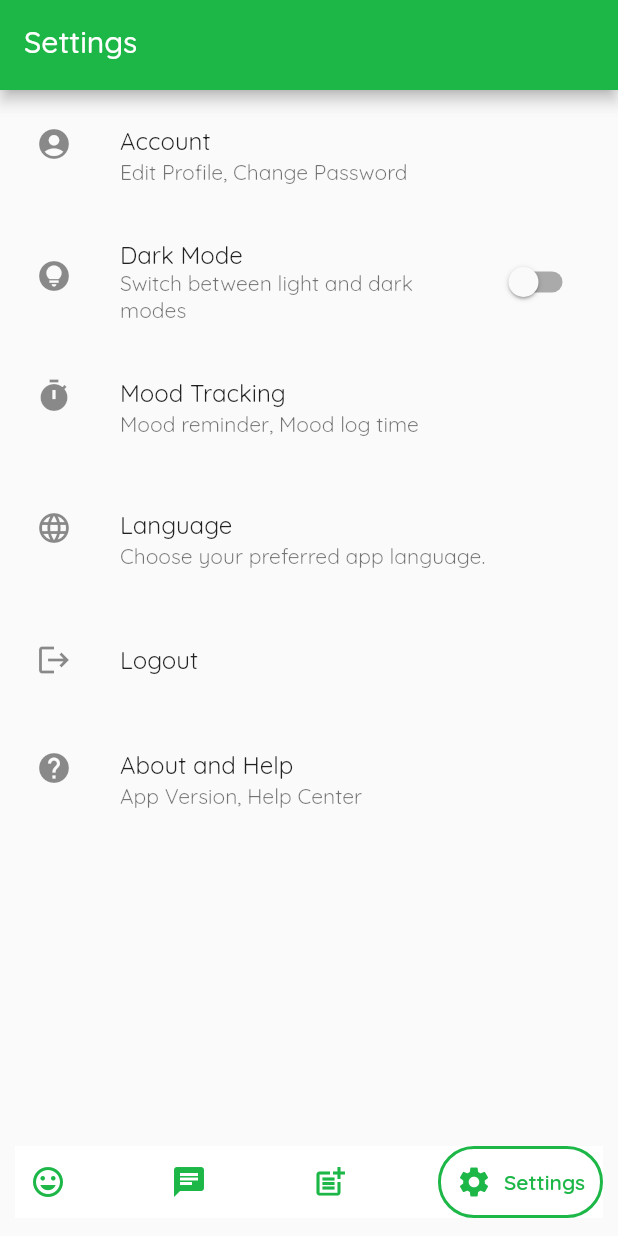
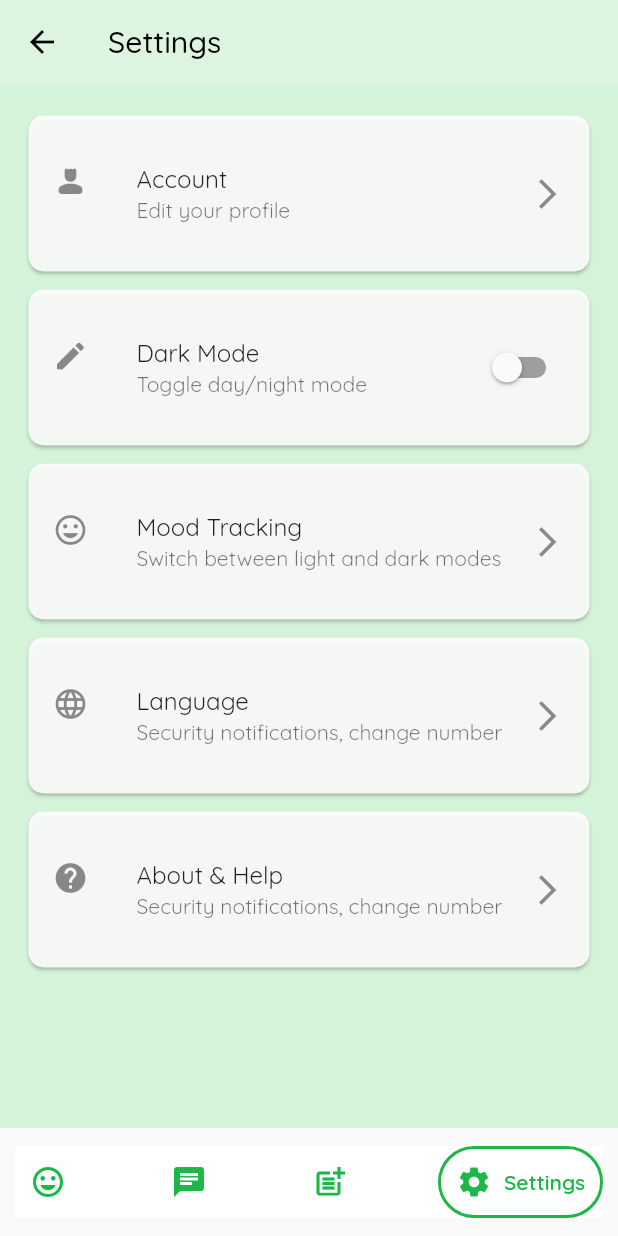
Before and after one commit to Mood-Fixing-App/MoodUp, a Flutter app: the DashboardScreen screen opened directly, item 4 of the bottom bar chosen, on a phone screen of 412 x 824 dp. Run offline on Flutter 3.47's test engine with Material 2 defaults, Android fonts, the light colour scheme and no system bars; drawn by our look-alikes of google_nav_bar; our stand-ins replace flutter_chat_types, flutter_chat_ui, font_awesome_flutter, get, google_fonts, shared_preferences and 1 more; accounts and stored records are empty.

Commit message:
add setting screen and set log out feature

```diff
--- a/lib/main.dart
+++ b/lib/main.dart
@@ -10,6 +10,7 @@ import 'package:moodup/src/features/register/screens/register_screen.dart';
 import 'package:moodup/src/features/login/controllers/login_controller.dart';
 import 'package:moodup/src/features/dashboard/screens/dashboard_screen.dart';
 import 'package:moodup/src/features/register/controllers/register_controller.dart';
+import 'package:moodup/src/features/dashboard/controllers/dashboard_controller.dart';
 import 'package:moodup/src/features/forgot_password/screens/forgot_password_screen.dart';
 import 'package:moodup/src/features/login_or_register/screens/login_or_register_screen.dart';
 
@@ -36,6 +37,7 @@ class MainApp extends StatelessWidget {
 
     Get.lazyPut(()=>LoginController(),tag: 'login',fenix: true);
     Get.lazyPut(()=>RegisterController(),tag: 'register',fenix: true);
+    Get.lazyPut(()=>DashboardController(),tag: 'dashboard',fenix: true);
 
     return GetMaterialApp(
       debugShowCheckedModeBanner: false,
--- /dev/null
+++ b/lib/src/features/dashboard/controllers/dashboard_controller.dart
@@ -0,0 +1,29 @@
+import 'package:get/get.dart';
+import 'package:flutter/material.dart';
+import 'package:flutter/foundation.dart';
+import 'package:shared_preferences/shared_preferences.dart';
+
+class DashboardController extends GetxController {
+  RxInt selectedIndex = 0.obs;
+  PageController pageController = PageController(initialPage: 0);
+
+  @override
+  void onInit() {
+    super.onInit();
+    emailShared();
+  }
+
+  // Function to change the selected tab
+  onTabChange(int index) {
+    selectedIndex.value = index;
+    pageController.jumpToPage(selectedIndex.value);
+  }
+
+  void emailShared() async {
+    SharedPreferences prefs = await SharedPreferences.getInstance();
+    var email = prefs.getString('email');
+    if (kDebugMode) {
+      print(email);
+    }
+  }
+}
--- a/lib/src/features/dashboard/screens/dashboard_screen.dart
+++ b/lib/src/features/dashboard/screens/dashboard_screen.dart
@@ -1,10 +1,14 @@
+import 'package:get/get.dart';
 import 'package:flutter/material.dart';
 import 'package:moodup/src/constants/colors.dart';
 import 'package:google_nav_bar/google_nav_bar.dart';
 import 'package:moodup/src/features/mood/screens/mood.dart';
 import 'package:moodup/src/features/post/screens/post.dart';
+import 'package:shared_preferences/shared_preferences.dart';
 import 'package:moodup/src/features/consult/screens/consult.dart';
 import 'package:moodup/src/features/settings/screens/settings_page.dart';
+import 'package:moodup/src/features/settings/screens/setting_screen.dart';
+import 'package:moodup/src/features/dashboard/controllers/dashboard_controller.dart';
 
 class DashboardScreen extends StatefulWidget {
   const DashboardScreen({Key? key}) : super(key: key);
@@ -14,27 +18,20 @@ class DashboardScreen extends StatefulWidget {
 }
 
 class _DashboardScreenState extends State<DashboardScreen> {
-  int _selectedIndex = 0; // Current selected tab index
-  final PageController _pageController = PageController(initialPage: 0);
-
-  // Function to change the selected tab
-  void _onTabChange(int index) {
-    setState(() {
-      _selectedIndex = index;
-    });
-    _pageController.jumpToPage(index);
-  }
+  DashboardController controller =
+      Get.find<DashboardController>(tag: 'dashboard');
 
   @override
   Widget build(BuildContext context) {
-    return Scaffold(
+    return Obx(
+      () => Scaffold(
         body: PageView(
-        controller: _pageController,
+          controller: controller.pageController,
           children: const [
             MoodPage(),
             ConsultPage(),
             PostPage(),
-          SettingsPage(),
+            SettingScreen(),
           ],
         ),
         bottomNavigationBar: Padding(
@@ -48,9 +45,9 @@ class _DashboardScreenState extends State<DashboardScreen> {
               width: 2.0, // Set the tab border width as needed
             ),
             gap: 8,
-          onTabChange: _onTabChange,
+            onTabChange: (index) => controller.onTabChange(index),
             padding: const EdgeInsets.all(10),
-          selectedIndex: _selectedIndex,
+            selectedIndex: controller.selectedIndex.value,
             tabs: const [
               GButton(
                 icon: Icons.mood,
@@ -71,6 +68,7 @@ class _DashboardScreenState extends State<DashboardScreen> {
             ],
           ),
         ),
+      ),
     );
   }
 }
--- a/lib/src/features/login/controllers/login_controller.dart
+++ b/lib/src/features/login/controllers/login_controller.dart
@@ -3,6 +3,8 @@ import 'package:get/get.dart';
 import 'package:flutter/material.dart';
 import 'package:http/http.dart' as http;
 import 'package:flutter/foundation.dart';
+import 'package:shared_preferences/shared_preferences.dart';
+import 'package:moodup/src/features/register/models/user.dart';
 import 'package:moodup/src/features/dashboard/screens/dashboard_screen.dart';
 
 class LoginController extends GetxController {
@@ -12,6 +14,7 @@ class LoginController extends GetxController {
   var email = '';
   var password = '';
   var isLoading = false.obs;
+  var user = User().obs;
 
   @override
   void onInit() {
@@ -73,6 +76,9 @@ class LoginController extends GetxController {
     );
 
     if (response.statusCode == 200) {
+      final SharedPreferences prefs = await SharedPreferences.getInstance();
+      prefs.setString('email', email);
+
       Get.offAll(() => const DashboardScreen());
     } else {
       Get.snackbar(
--- a/lib/src/features/mood/screens/mood.dart
+++ b/lib/src/features/mood/screens/mood.dart
@@ -29,7 +29,7 @@ class _MoodPageState extends State<MoodPage> {
                     crossAxisAlignment: CrossAxisAlignment.start,
                     children: [
                       Text(
-                        'User.name',
+                        "Hi,Hashan",
                         style: TextStyle(
                           color: kWhite,
                           fontSize: 24,
--- a/lib/src/features/register/models/user.dart
+++ b/lib/src/features/register/models/user.dart
@@ -2,21 +2,20 @@ import 'dart:convert';
 // To parse this JSON data, do
 //
 //     final user = userFromJson(jsonString);
-
 
 User userFromJson(String str) => User.fromJson(json.decode(str));
 
 String userToJson(User data) => json.encode(data.toJson());
 
 class User {
-    String email;
-    String password;
-    String name;
+  String? email;
+  String? password;
+  String? name;
 
   User({
-        required this.email,
-        required this.password,
-        required this.name,
+    this.email,
+    this.password,
+    this.name,
   });
 
   User copyWith({
--- /dev/null
+++ b/lib/src/features/settings/screens/setting_screen.dart
@@ -0,0 +1,153 @@
+import 'package:get/get.dart';
+import 'package:flutter/material.dart';
+import 'package:moodup/src/features/settings/screens/setting%20navigations/help.dart';
+import 'package:moodup/src/features/settings/screens/setting%20navigations/privacy.dart';
+import 'package:moodup/src/features/settings/screens/setting%20navigations/language.dart';
+import 'package:moodup/src/features/settings/screens/setting%20navigations/newAccount.dart';
+// ignore: file_names
+
+
+class Setting {
+  final String title;
+  final String subtitle;
+  final bool isToggleable;
+  final IconData icon;
+
+  const Setting({
+    required this.title,
+    required this.icon,
+    required this.subtitle,
+    this.isToggleable = false,
+  });
+}
+
+class SettingScreen extends StatefulWidget {
+  const SettingScreen({super.key});
+
+  @override
+  // ignore: library_private_types_in_public_api
+  _SettingScreenState createState() => _SettingScreenState();
+}
+
+class _SettingScreenState extends State<SettingScreen> {
+  bool isNightMode = false;
+
+  static List<Setting> settings = [
+    const Setting(
+        title: 'Account',
+        subtitle: 'Edit your profile',
+        icon: Icons.person_4_rounded),
+    const Setting(
+      title: 'Dark Mode',
+      subtitle: 'Toggle day/night mode',
+      isToggleable: true,
+      icon: Icons.mode,
+    ),
+    const Setting(
+        title: 'Mood Tracking',
+        subtitle: 'Switch between light and dark modes',
+        icon: Icons.mood),
+    const Setting(
+        title: 'Language',
+        subtitle: 'Security notifications, change number',
+        icon: Icons.language),
+    const Setting(
+        title: 'About & Help',
+        subtitle: 'Security notifications, change number',
+        icon: Icons.help),
+
+    // ... other settings
+  ];
+
+  @override
+  Widget build(BuildContext context) {
+    return Scaffold(
+      backgroundColor: const Color.fromARGB(255, 212, 243, 216),
+      appBar: AppBar(
+        iconTheme: const IconThemeData(color: Colors.black),
+        backgroundColor:
+            const Color.fromARGB(255, 255, 255, 255).withOpacity(0.2),
+        elevation: 0,
+        title: const Text(
+          'Settings',
+          style: TextStyle(color: Color.fromARGB(255, 0, 0, 0)),
+        ),
+      ),
+      body: Padding(
+        padding: const EdgeInsets.all(15.0),
+        child: ListView.builder(
+          itemCount: settings.length,
+          itemBuilder: (BuildContext context, int index) {
+            return Padding(
+              padding: const EdgeInsets.symmetric(vertical: 2),
+              child: Card(
+                color:
+                    const Color.fromARGB(255, 255, 255, 255).withOpacity(0.9),
+                shape: RoundedRectangleBorder(
+                  borderRadius: BorderRadius.circular(10),
+                ),
+                child: ListTile(
+                  contentPadding: const EdgeInsets.all(16.0),
+                  leading: Icon(settings[index].icon),
+                  title: Text(settings[index].title),
+                  subtitle: Text(settings[index].subtitle),
+                  trailing: settings[index].isToggleable
+                      ? Switch(
+                          value: isNightMode,
+                          onChanged: (newValue) {
+
+                            setState(() {
+                              Get.changeThemeMode(
+                                newValue ? ThemeMode.dark : ThemeMode.light);
+                              isNightMode = newValue;
+                              // Implement your logic to switch between day and night mode here
+                            });
+                          },
+                          activeColor: const Color.fromARGB(255, 18, 167,
+                              67), // Color of the toggle thumb when on
+                          inactiveTrackColor: Colors.grey,
+                        )
+                      : const Icon(Icons.arrow_forward_ios),
+                  onTap: () {
+                    if (!settings[index].isToggleable) {
+                      Navigator.push(
+                        context,
+                        MaterialPageRoute(
+                            builder: (context) => NextScreen(index)),
+                      );
+                    }
+                  },
+                ),
+              ),
+            );
+          },
+        ),
+      ),
+    );
+  }
+}
+
+class NextScreen extends StatelessWidget {
+  final int index;
+
+  const NextScreen(this.index, {super.key});
+
+  @override
+  Widget build(BuildContext context) {
+    // Render the appropriate screen based on the index
+    switch (index) {
+      case 0:
+        return const AccountScreen();
+      case 1:
+        return Container();
+      case 2:
+        return const PrivacyScreen();
+      case 3:
+        return const LanguageScreen();
+      case 4:
+        return const HelpScreen();
+      default:
+        throw Exception('Invalid index');
+    }
+  }
+}
```
Also changed, not shown: lib/src/features/settings/screens/setting navigations/about.dart (added, +17 -0 lines), lib/src/features/settings/screens/setting navigations/help.dart (added, +77 -0 lines), lib/src/features/settings/screens/setting navigations/language.dart (added, +97 -0 lines), lib/src/features/settings/screens/setting navigations/newAccount.dart (added, +192 -0 lines), lib/src/features/settings/screens/setting navigations/privacy.dart (added, +17 -0 lines). Lines whose indentation alone changed are shown as unchanged.
